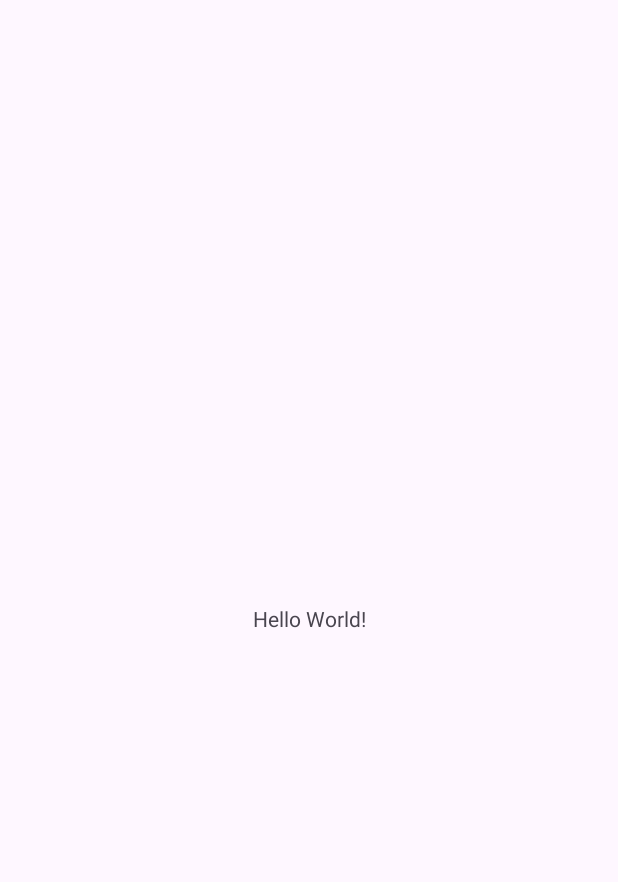
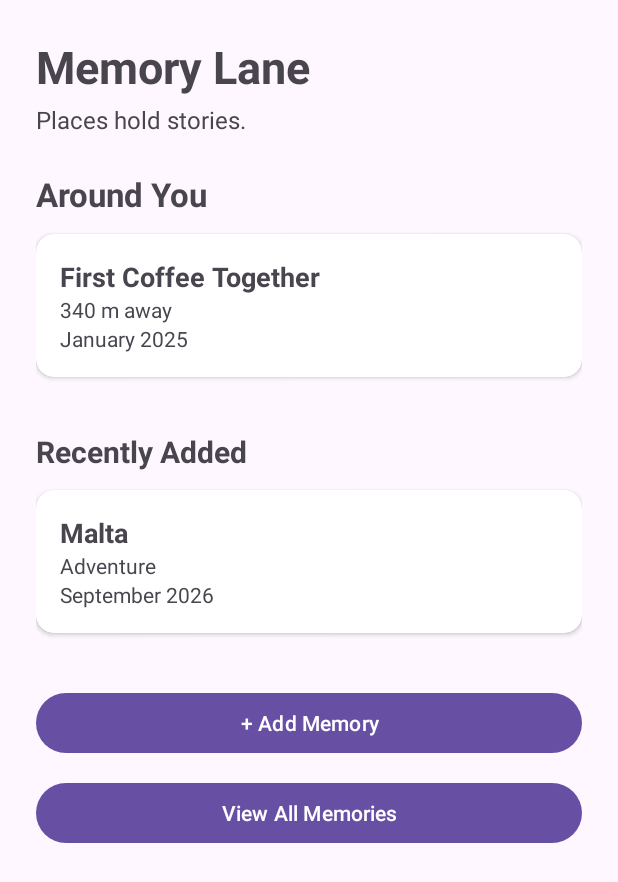
Before and after one commit to AlineACosta12/MemoryLane-Mobile-Development, an Android app: the screen it shows after launch (MainActivity), on a phone screen of 412 x 824 dp. Before the commit the part shown is almost empty. Shown: the top 882 px of the screen. Run offline under Robolectric (Android 15) with nearby library versions, the phone set to English and light mode, and no system bars.

Commit message:
Add Home navigation with explicit intents

```diff
--- a/app/build.gradle.kts
+++ b/app/build.gradle.kts
@@ -35,6 +35,7 @@ android {
 dependencies {
     implementation(libs.androidx.activity.ktx)
     implementation(libs.androidx.appcompat)
+    implementation(libs.androidx.cardview)
     implementation(libs.androidx.constraintlayout)
     implementation(libs.androidx.core.ktx)
     implementation(libs.material)
--- a/app/src/main/java/com/aline/memorylane/MainActivity.kt
+++ b/app/src/main/java/com/aline/memorylane/MainActivity.kt
@@ -1,6 +1,8 @@
 package com.aline.memorylane
 
+import android.content.Intent
 import android.os.Bundle
+import android.widget.Button
 import androidx.activity.enableEdgeToEdge
 import androidx.appcompat.app.AppCompatActivity
 import androidx.core.view.ViewCompat
@@ -16,5 +18,17 @@ class MainActivity : AppCompatActivity() {
             v.setPadding(systemBars.left, systemBars.top, systemBars.right, systemBars.bottom)
             insets
         }
+        val addMemoryButton = findViewById<Button>(R.id.buttonAddMemory)
+        val viewAllButton = findViewById<Button>(R.id.buttonViewAll)
+
+        addMemoryButton.setOnClickListener {
+            val intent = Intent(this, AddMemoryActivity::class.java)
+            startActivity(intent)
+        }
+
+        viewAllButton.setOnClickListener {
+            val intent = Intent(this, AllMemoriesActivity::class.java)
+            startActivity(intent)
+        }
     }
 }
--- a/app/src/main/res/layout/activity_main.xml
+++ b/app/src/main/res/layout/activity_main.xml
@@ -7,13 +7,144 @@
     android:layout_height="match_parent"
     tools:context=".MainActivity">
 
-    <TextView
-        android:layout_width="wrap_content"
-        android:layout_height="wrap_content"
-        android:text="Hello World!"
+    <ScrollView
+        android:layout_width="0dp"
+        android:layout_height="0dp"
+        android:padding="24dp"
         app:layout_constraintBottom_toBottomOf="parent"
         app:layout_constraintEnd_toEndOf="parent"
         app:layout_constraintStart_toStartOf="parent"
-        app:layout_constraintTop_toTopOf="parent" />
+        app:layout_constraintTop_toTopOf="parent">
 
+        <LinearLayout
+            android:layout_width="match_parent"
+            android:layout_height="wrap_content"
+            android:orientation="vertical">
+
+            <TextView
+                android:id="@+id/textAppTitle"
+                android:layout_width="match_parent"
+                android:layout_height="wrap_content"
+                android:text="Memory Lane"
+                android:textSize="30sp"
+                android:textStyle="bold" />
+
+            <TextView
+                android:id="@+id/textTagline"
+                android:layout_width="match_parent"
+                android:layout_height="wrap_content"
+                android:layout_marginTop="4dp"
+                android:text="Places hold stories."
+                android:textSize="16sp" />
+
+            <TextView
+                android:id="@+id/textAroundYouTitle"
+                android:layout_width="match_parent"
+                android:layout_height="wrap_content"
+                android:layout_marginTop="24dp"
+                android:text="Around You"
+                android:textSize="22sp"
+                android:textStyle="bold" />
+
+            <androidx.cardview.widget.CardView
+                android:layout_width="match_parent"
+                android:layout_height="wrap_content"
+                android:layout_marginTop="12dp"
+                android:layout_marginBottom="12dp"
+                app:cardCornerRadius="12dp"
+                app:cardElevation="2dp">
+
+                <LinearLayout
+                    android:layout_width="match_parent"
+                    android:layout_height="wrap_content"
+                    android:orientation="vertical"
+                    android:padding="16dp">
+
+                    <TextView
+                        android:id="@+id/textNearbyMemoryTitle1"
+                        android:layout_width="match_parent"
+                        android:layout_height="wrap_content"
+                        android:text="First Coffee Together"
+                        android:textSize="18sp"
+                        android:textStyle="bold" />
+
+                    <TextView
+                        android:id="@+id/textNearbyMemoryDistance1"
+                        android:layout_width="match_parent"
+                        android:layout_height="wrap_content"
+                        android:text="340 m away"
+                        android:textSize="14sp" />
+
+                    <TextView
+                        android:id="@+id/textNearbyMemoryDate1"
+                        android:layout_width="match_parent"
+                        android:layout_height="wrap_content"
+                        android:text="January 2025"
+                        android:textSize="14sp" />
+                </LinearLayout>
+            </androidx.cardview.widget.CardView>
+
+            <TextView
+                android:id="@+id/textRecentlyAddedTitle"
+                android:layout_width="match_parent"
+                android:layout_height="wrap_content"
+                android:layout_marginTop="24dp"
+                android:layout_marginBottom="12dp"
+                android:text="Recently Added"
+                android:textSize="20sp"
+                android:textStyle="bold" />
+
+            <androidx.cardview.widget.CardView
+                android:layout_width="match_parent"
+                android:layout_height="wrap_content"
+                android:layout_marginBottom="12dp"
+                app:cardCornerRadius="12dp"
+                app:cardElevation="2dp">
+
+                <LinearLayout
+                    android:layout_width="match_parent"
+                    android:layout_height="wrap_content"
+                    android:orientation="vertical"
+                    android:padding="16dp">
+
+                    <TextView
+                        android:id="@+id/textRecentMemoryTitle1"
+                        android:layout_width="match_parent"
+                        android:layout_height="wrap_content"
+                        android:text="Malta"
+                        android:textSize="18sp"
+                        android:textStyle="bold" />
+
+                    <TextView
+                        android:id="@+id/textRecentMemoryCategory1"
+                        android:layout_width="match_parent"
+                        android:layout_height="wrap_content"
+                        android:text="Adventure"
+                        android:textSize="14sp" />
+
+                    <TextView
+                        android:id="@+id/textRecentMemoryDate1"
+                        android:layout_width="match_parent"
+                        android:layout_height="wrap_content"
+                        android:text="September 2026"
+                        android:textSize="14sp" />
+                </LinearLayout>
+            </androidx.cardview.widget.CardView>
+
+            <Button
+                android:id="@+id/buttonAddMemory"
+                android:layout_width="match_parent"
+                android:layout_height="wrap_content"
+                android:layout_marginTop="24dp"
+                android:text="+ Add Memory" />
+
+            <Button
+                android:id="@+id/buttonViewAll"
+                android:layout_width="match_parent"
+                android:layout_height="wrap_content"
+                android:layout_marginTop="12dp"
+                android:layout_marginBottom="24dp"
+                android:text="View All Memories" />
+        </LinearLayout>
+    </ScrollView>
 </androidx.constraintlayout.widget.ConstraintLayout>
--- a/gradle/libs.versions.toml
+++ b/gradle/libs.versions.toml
@@ -8,6 +8,7 @@ appcompat = "1.6.1"
 material = "1.10.0"
 activityKtx = "1.13.0"
 constraintlayout = "2.1.4"
+cardview = "1.0.0"
 
 [libraries]
 androidx-core-ktx = { group = "androidx.core", name = "core-ktx", version.ref = "coreKtx" }
@@ -18,6 +19,7 @@ androidx-appcompat = { group = "androidx.appcompat", name = "appcompat", version
 material = { group = "com.google.android.material", name = "material", version.ref = "material" }
 androidx-activity-ktx = { group = "androidx.activity", name = "activity-ktx", version.ref = "activityKtx" }
 androidx-constraintlayout = { group = "androidx.constraintlayout", name = "constraintlayout", version.ref = "constraintlayout" }
+androidx-cardview = { group = "androidx.cardview", name = "cardview", version.ref = "cardview" }
 
 [plugins]
 android-application = { id = "com.android.application", version.ref = "agp" }
```
